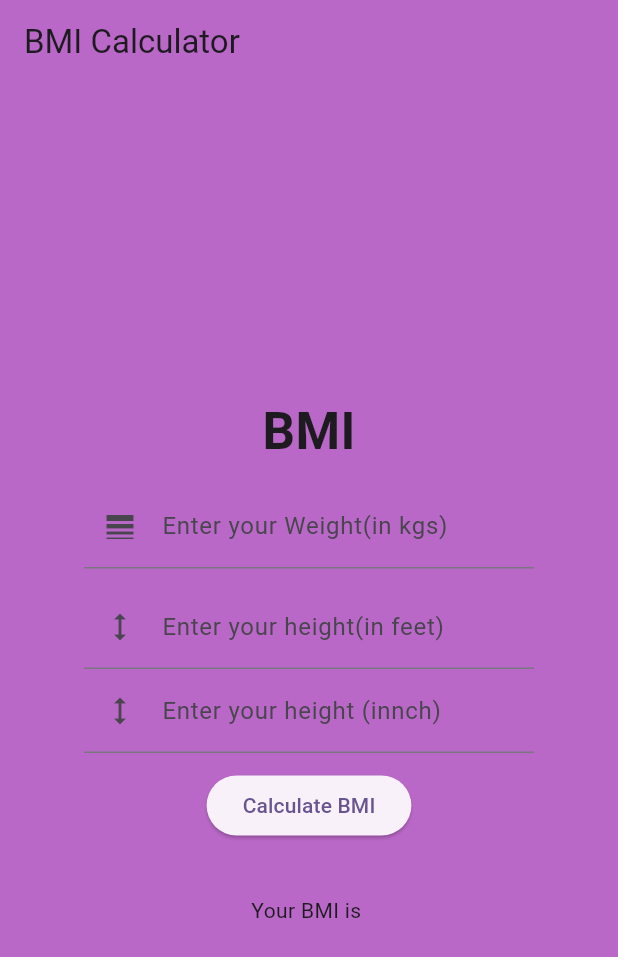
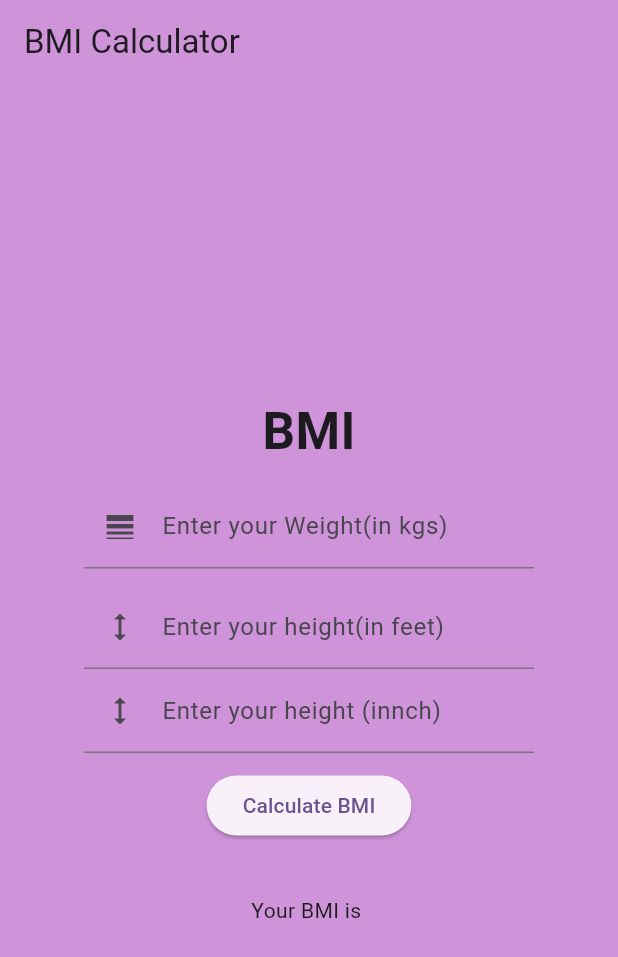
Before and after one commit to AbdulArif/bmi_app, a Flutter app: the screen it shows after launch, on a phone screen of 412 x 824 dp. Shown: the top 957 px of the screen. Run offline on Flutter 3.47's test engine with Material 2 defaults, Android fonts, the phone set to English and light mode, and no system bars; missing offline and left inert: dart:html.

Commit message:
shade200

```diff
--- a/lib/main.dart
+++ b/lib/main.dart
@@ -40,7 +40,7 @@ class _MyHomePageState extends State<MyHomePage> {
   var inController = TextEditingController();
   String bmi = '';
   String msg = '';
-  var bgColor = Colors.purple.shade300;
+  var bgColor = Colors.purple.shade200;
 
   void calculateBMI() {
     double wt = double.parse(wtController.text);
```
